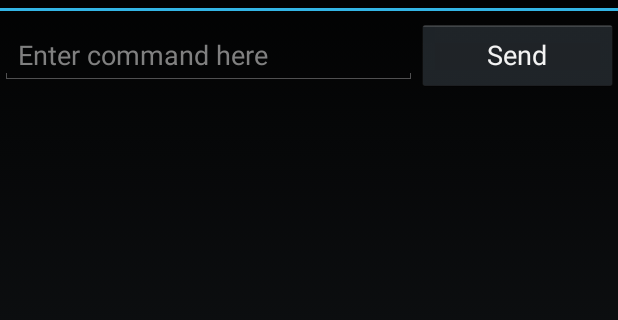
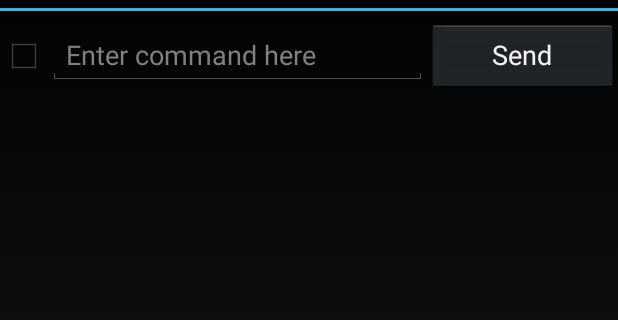
Before and after one commit to electrocuted-slug/rpizw-bthid-android-lite, an Android app: the screen it shows after launch (DeviceControlActivity), on a phone screen of 412 x 824 dp, the part 61-381 px from its top. Run offline under Robolectric (Android 15) with nearby library versions, the light colour scheme and no system bars.

Commit message:
hidden prompt option

```diff
--- a/bluetooth-spp-terminal/bluetooth-spp-terminal/src/main/java/ru/sash0k/bluetooth_terminal/activity/DeviceControlActivity.java
+++ b/bluetooth-spp-terminal/bluetooth-spp-terminal/src/main/java/ru/sash0k/bluetooth_terminal/activity/DeviceControlActivity.java
@@ -18,7 +18,10 @@ import android.view.Menu;
 import android.view.MenuItem;
 import android.view.View;
 import android.view.inputmethod.EditorInfo;
+import android.widget.CheckBox;
+import android.widget.CompoundButton;
 import android.widget.EditText;
+import android.widget.RadioButton;
 import android.widget.TextView;
 import android.widget.Toast;
 
@@ -54,6 +57,7 @@ public final class DeviceControlActivity extends BaseActivity {
     private StringBuilder logHtml;
     private TextView logTextView;
     private EditText commandEditText;
+    private CheckBox hideCommands;
 
     // Настройки приложения
     private boolean hexMode, checkSum, needClean, showLog;
@@ -85,6 +89,14 @@ public final class DeviceControlActivity extends BaseActivity {
         this.logTextView = (TextView) findViewById(R.id.log_textview);
         this.logTextView.setMovementMethod(new ScrollingMovementMethod());
         this.logTextView.setText(Html.fromHtml(logHtml.toString()));
+
+        this.hideCommands = (CheckBox) findViewById(R.id.command_hide);
+        this.hideCommands.setOnCheckedChangeListener(new CompoundButton.OnCheckedChangeListener(){
+            @Override
+            public void onCheckedChanged(CompoundButton compoundButton, boolean isChecked){
+                prepareInputMode();
+            }
+        });
 
         this.commandEditText = (EditText) findViewById(R.id.command_edittext);
         // soft-keyboard send button
@@ -232,15 +244,7 @@ public final class DeviceControlActivity extends BaseActivity {
         super.onStart();
 
         // hex mode
-        final String mode = Utils.getPrefence(this, getString(R.string.pref_commands_mode));
-        this.hexMode = "HEX".equals(mode);
-        if (hexMode) {
-            commandEditText.setInputType(InputType.TYPE_TEXT_FLAG_NO_SUGGESTIONS | InputType.TYPE_TEXT_FLAG_CAP_CHARACTERS);
-            commandEditText.setFilters(new InputFilter[]{new Utils.InputFilterHex()});
-        } else {
-            commandEditText.setInputType(InputType.TYPE_TEXT_FLAG_NO_SUGGESTIONS);
-            commandEditText.setFilters(new InputFilter[]{});
-        }
+        prepareInputMode();
 
         // checksum
         final String checkSum = Utils.getPrefence(this, getString(R.string.pref_checksum_mode));
@@ -256,6 +260,23 @@ public final class DeviceControlActivity extends BaseActivity {
     }
     // ============================================================================
 
+
+    /**
+     * Configure Input Mode
+     */
+    private void prepareInputMode(){
+        final String mode = Utils.getPrefence(this, getString(R.string.pref_commands_mode));
+        this.hexMode = "HEX".equals(mode);
+        int inputType = InputType.TYPE_TEXT_FLAG_NO_SUGGESTIONS;
+        if (hideCommands.isChecked()) inputType = InputType.TYPE_TEXT_VARIATION_PASSWORD;
+        if (hexMode) {
+            commandEditText.setInputType(InputType.TYPE_CLASS_TEXT | inputType | InputType.TYPE_TEXT_FLAG_CAP_CHARACTERS);
+            commandEditText.setFilters(new InputFilter[]{new Utils.InputFilterHex()});
+        } else {
+            commandEditText.setInputType(InputType.TYPE_CLASS_TEXT | inputType);
+            commandEditText.setFilters(new InputFilter[]{});
+        }
+    }
 
     /**
      * Получить из настроек признак окончания команды
--- a/bluetooth-spp-terminal/bluetooth-spp-terminal/src/main/res/layout/activity_terminal.xml
+++ b/bluetooth-spp-terminal/bluetooth-spp-terminal/src/main/res/layout/activity_terminal.xml
@@ -10,6 +10,12 @@
         android:layout_height="wrap_content"
         android:orientation="horizontal"
         android:weightSum="5">
+
+        <CheckBox
+            android:id="@+id/command_hide"
+            android:layout_width="wrap_content"
+            android:layout_height="wrap_content"
+            android:enabled="true" />
 
         <EditText
             android:id="@+id/command_edittext"
```
